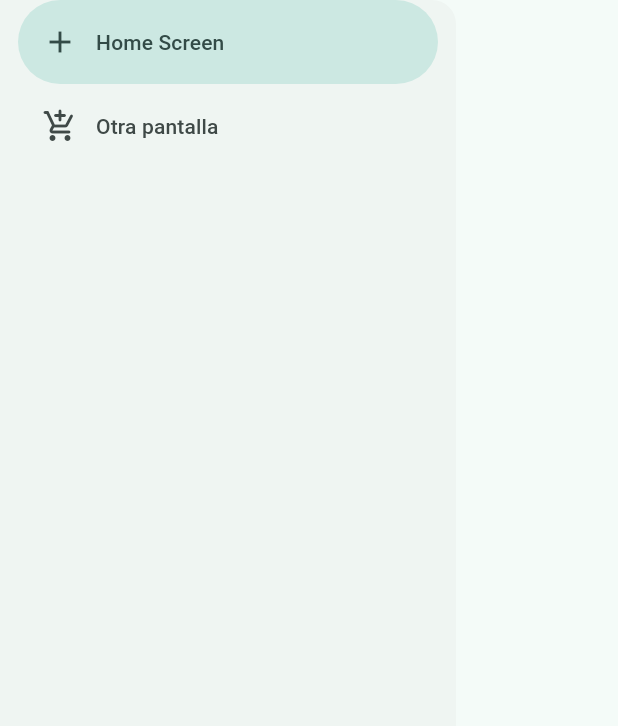
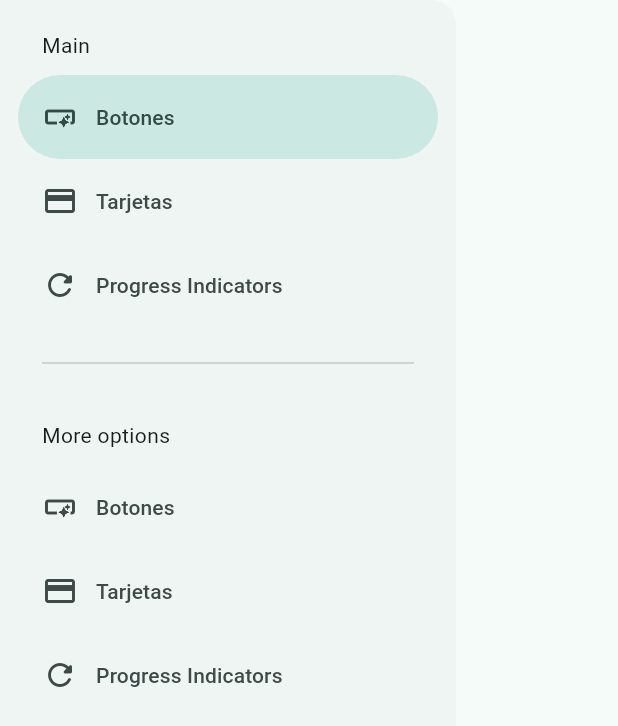
Before and after one commit to jllanas1986/Flutter_Widgets_app, a Flutter app: the SideMenu widget shown alone on an empty page, opened directly, on a phone screen of 412 x 824 dp. Shown: the top 726 px of the screen. Run offline on Flutter 3.47's test engine with Material 2 defaults, Android fonts, the phone set to English and light mode, and no system bars; our stand-ins replace animate_do, go_router.

Commit message:
menu options

```diff
--- a/lib/presentation/widgets/side_menu.dart
+++ b/lib/presentation/widgets/side_menu.dart
@@ -1,4 +1,5 @@
 import 'package:flutter/material.dart';
+import 'package:widget_app/config/menu/menu_items.dart';
 
 class SideMenu extends StatefulWidget {
   const SideMenu({super.key});
@@ -12,6 +13,9 @@ class _SideMenuState extends State<SideMenu> {
 
   @override
   Widget build(BuildContext context) {
+
+
+
     return NavigationDrawer(
         selectedIndex: navDrawerIndex,
         onDestinationSelected: (value) {
@@ -20,11 +24,38 @@ class _SideMenuState extends State<SideMenu> {
           });
         },
         children: [
-          NavigationDrawerDestination(
-              icon: const Icon(Icons.add), label: const Text('Home Screen')),
-          NavigationDrawerDestination(
-              icon: const Icon(Icons.add_shopping_cart_rounded),
-              label: const Text('Otra pantalla')),
-        ]);
+
+          Padding(
+            padding: const EdgeInsets.fromLTRB(28, 20, 16, 10),
+            child: Text('Main'),
+          ),
+
+          ...appMenuItems
+            .sublist(0,3)
+            .map((item) => NavigationDrawerDestination(
+              icon: Icon( item.icon ),
+              label: Text(item.title),
+            ),
+          ),
+
+          const Padding(
+            padding: EdgeInsets.fromLTRB(28, 16, 28, 10),
+            child: Divider(),
+          ),
+
+          const Padding(
+            padding: EdgeInsets.fromLTRB(28, 20, 16, 10),
+            child: Text('More options'),
+          ),
+
+          ...appMenuItems
+            .sublist(0,3)
+            .map((item) => NavigationDrawerDestination(
+              icon: Icon( item.icon ),
+              label: Text(item.title),
+            ),
+          ),
+        ]
+      );
   }
 }
```
